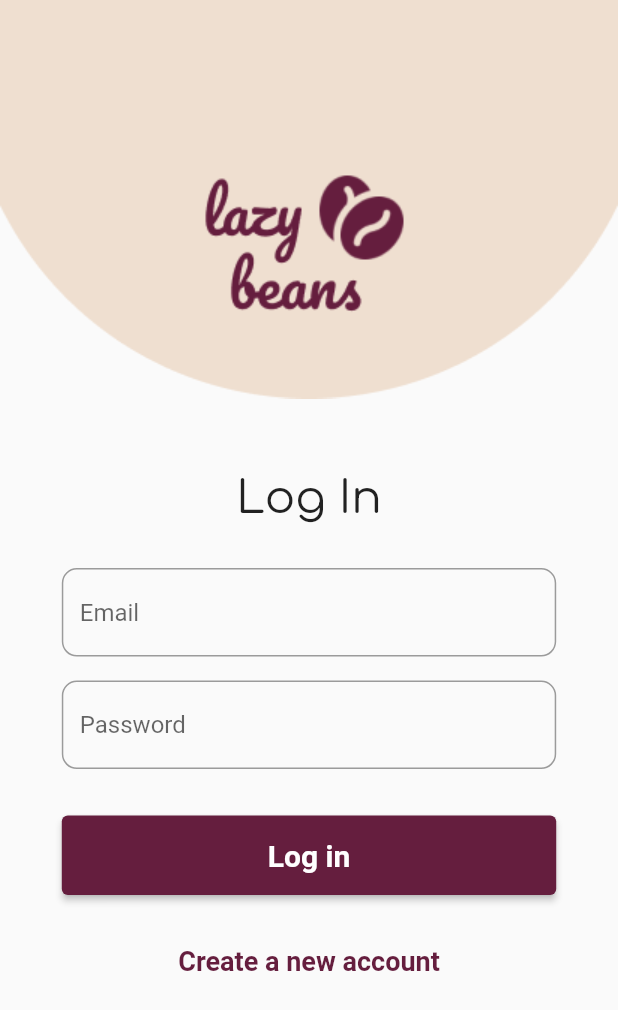
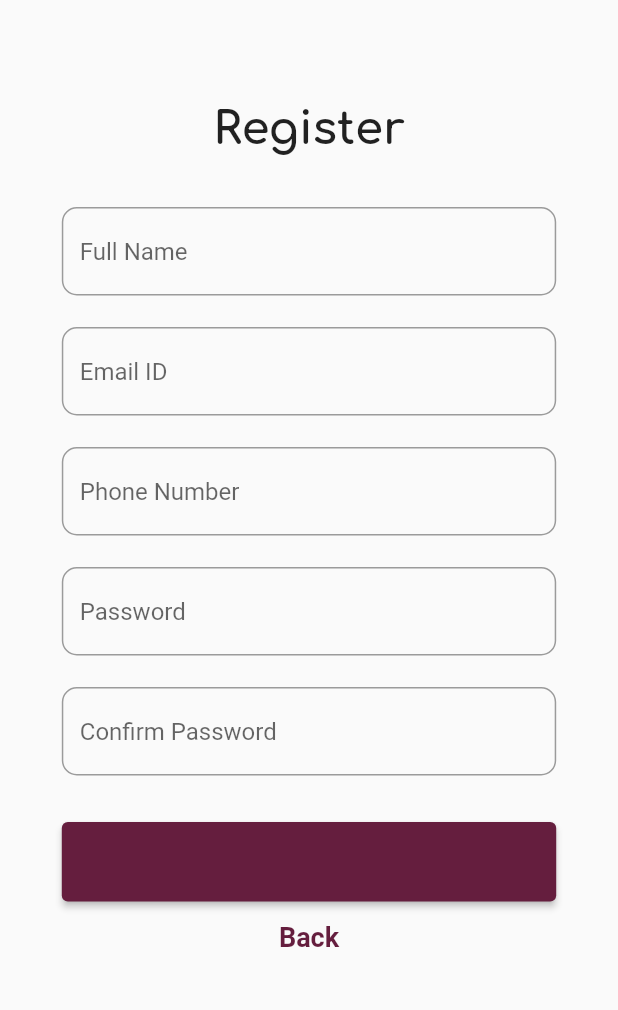
Before and after one commit to VaibhavJadhav-27/Coffe-Shop-Application, a Flutter app: the screen it shows after launch, after a tap on "Create a new account", on a phone screen of 412 x 824 dp. Shown: the top 1010 px of the screen. Run offline on Flutter 3.47's test engine with Material 2 defaults, Android fonts, the light colour scheme and no system bars.

Commit message:
new register page created

```diff
--- a/coffeeshopapp/lib/Login_Page.dart
+++ b/coffeeshopapp/lib/Login_Page.dart
@@ -1,7 +1,8 @@
-// ignore_for_file: file_names, camel_case_types, prefer_const_constructors, unused_import, prefer_final_fields
+// ignore_for_file: file_names, camel_case_types, prefer_const_constructors, unused_import, prefer_final_fields, avoid_print
 
 import 'dart:math';
 
+import 'package:coffeeshopapp/Register_Page.dart';
 import 'package:flutter/material.dart';
 
 class Login_Page extends StatefulWidget {
@@ -43,8 +44,9 @@ class _Login_PageState extends State<Login_Page> {
                     style: TextStyle(
                         fontFamily: "Comfortaa",
                         fontStyle: FontStyle.normal,
-                        fontWeight: FontWeight.normal,
-                        fontSize: 30))),
+                        fontWeight: FontWeight.bold,
+                        fontSize: 30,
+                        color: Color.fromRGBO(101, 30, 62, 1)))),
             SizedBox(
               height: 30,
             ),
@@ -107,7 +109,10 @@ class _Login_PageState extends State<Login_Page> {
                     )))),
             SizedBox(height: 20),
             TextButton(
-                onPressed: () {},
+                onPressed: () {
+                  Navigator.push(context,
+                      MaterialPageRoute(builder: (context) => register_page()));
+                },
                 child: Text(
                   "Create a new account",
                   style: TextStyle(
--- /dev/null
+++ b/coffeeshopapp/lib/Register_Page.dart
@@ -0,0 +1,190 @@
+// ignore_for_file: prefer_const_constructors, prefer_final_fields, camel_case_types, avoid_print, file_names, must_be_immutable
+
+import 'package:flutter/material.dart';
+
+class register_page extends StatelessWidget {
+  register_page({Key? key}) : super(key: key);
+
+  late TextEditingController _name = TextEditingController();
+  late TextEditingController _email = TextEditingController();
+  late TextEditingController _phone = TextEditingController();
+  late TextEditingController _pass = TextEditingController();
+  late TextEditingController _cpass = TextEditingController();
+
+  String email = "";
+  String name = "";
+  String phoneno = "";
+  String pass = "";
+  String cpass = "";
+
+  @override
+  Widget build(BuildContext context) {
+    return SafeArea(
+        child: Scaffold(
+      body: SingleChildScrollView(
+        child: Column(
+          children: <Widget>[
+            /*Stack(
+              alignment: AlignmentDirectional.topCenter,
+              children: [
+                Image.asset(
+                  "assets/images/Ellipse 5.png",
+                  //height: 200,
+                  width: MediaQuery.of(context).size.width,
+                ),
+                Positioned(
+                    top: 80,
+                    left: 185,
+                    child: Image.asset("assets/images/logo.png"))
+              ],
+            ),*/
+            SizedBox(
+              height: 70,
+            ),
+            Center(
+                child: Text("Register",
+                    style: TextStyle(
+                      fontFamily: "Comfortaa",
+                      fontStyle: FontStyle.normal,
+                      fontWeight: FontWeight.bold,
+                      fontSize: 30,
+                    ))),
+            SizedBox(
+              height: 35,
+            ),
+            SizedBox(
+              height: 60,
+              width: MediaQuery.of(context).size.width * 0.8,
+              child: TextField(
+                controller: _name,
+                decoration: InputDecoration(
+                    hintText: "Full Name",
+                    border: OutlineInputBorder(
+                      borderRadius: BorderRadius.all(Radius.circular(10)),
+                    )),
+                onSubmitted: (value) {
+                  name = value;
+                  print(name);
+                },
+              ),
+            ),
+            SizedBox(
+              height: 20,
+            ),
+            SizedBox(
+              height: 60,
+              width: MediaQuery.of(context).size.width * 0.8,
+              child: TextField(
+                controller: _email,
+                decoration: InputDecoration(
+                    hintText: "Email ID",
+                    border: OutlineInputBorder(
+                      borderRadius: BorderRadius.all(Radius.circular(10)),
+                    )),
+                onSubmitted: (value) {
+                  email = value;
+                  print(email);
+                },
+              ),
+            ),
+            SizedBox(
+              height: 20,
+            ),
+            SizedBox(
+              height: 60,
+              width: MediaQuery.of(context).size.width * 0.8,
+              child: TextField(
+                controller: _phone,
+                decoration: InputDecoration(
+                    hintText: "Phone Number",
+                    border: OutlineInputBorder(
+                      borderRadius: BorderRadius.all(Radius.circular(10)),
+                    )),
+                onSubmitted: (value) {
+                  phoneno = value;
+                  print(phoneno);
+                },
+              ),
+            ),
+            SizedBox(
+              height: 20,
+            ),
+            SizedBox(
+              height: 60,
+              width: MediaQuery.of(context).size.width * 0.8,
+              child: TextField(
+                controller: _pass,
+                decoration: InputDecoration(
+                    hintText: "Password",
+                    border: OutlineInputBorder(
+                      borderRadius: BorderRadius.all(Radius.circular(10)),
+                    )),
+                onSubmitted: (value) {
+                  pass = value;
+                  print(pass);
+                },
+              ),
+            ),
+            SizedBox(
+              height: 20,
+            ),
+            SizedBox(
+              height: 60,
+              width: MediaQuery.of(context).size.width * 0.8,
+              child: TextField(
+                controller: _cpass,
+                decoration: InputDecoration(
+                    hintText: "Confirm Password",
+                    border: OutlineInputBorder(
+                      borderRadius: BorderRadius.all(Radius.circular(10)),
+                    )),
+                onSubmitted: (value) {
+                  cpass = value;
+                  print(cpass);
+                },
+              ),
+            ),
+            SizedBox(
+              height: 30,
+            ),
+            SizedBox(
+                width: MediaQuery.of(context).size.width * 0.8,
+                child: (ElevatedButton(
+                    onPressed: () {
+                      if (email == "" ||
+                          pass == "" ||
+                          name == "" ||
+                          phoneno == "") {
+                        print("Fill all the fields...!!");
+                      }
+                    },
+                    style: ElevatedButton.styleFrom(
+                      primary: Color.fromRGBO(101, 30, 62, 1),
+                    ),
+                    child: Padding(
+                      padding: const EdgeInsets.symmetric(vertical: 15),
+                      child: Text(
+                        "Register",
+                        style: TextStyle(
+                            fontSize: 20,
+                            fontWeight: FontWeight.bold,
+                            color: Color.fromRGBO(101, 30, 62, 1)),
+                      ),
+                    )))),
+            TextButton(
+                onPressed: () {
+                  Navigator.pop(context);
+                },
+                child: Text(
+                  "Back",
+                  style: TextStyle(
+                      fontSize: 18,
+                      fontWeight: FontWeight.bold,
+                      color: Color.fromRGBO(101, 30, 62, 1)),
+                ))
+          ],
+        ),
+      ),
+    ));
+  }
+}
--- a/coffeeshopapp/lib/splash_sc.dart
+++ b/coffeeshopapp/lib/splash_sc.dart
@@ -1,4 +1,4 @@
-// ignore_for_file: prefer_const_constructors
+// ignore_for_file: prefer_const_constructors, camel_case_types
 
 import 'package:coffeeshopapp/Login_Page.dart';
 import 'package:flutter/material.dart';
```
